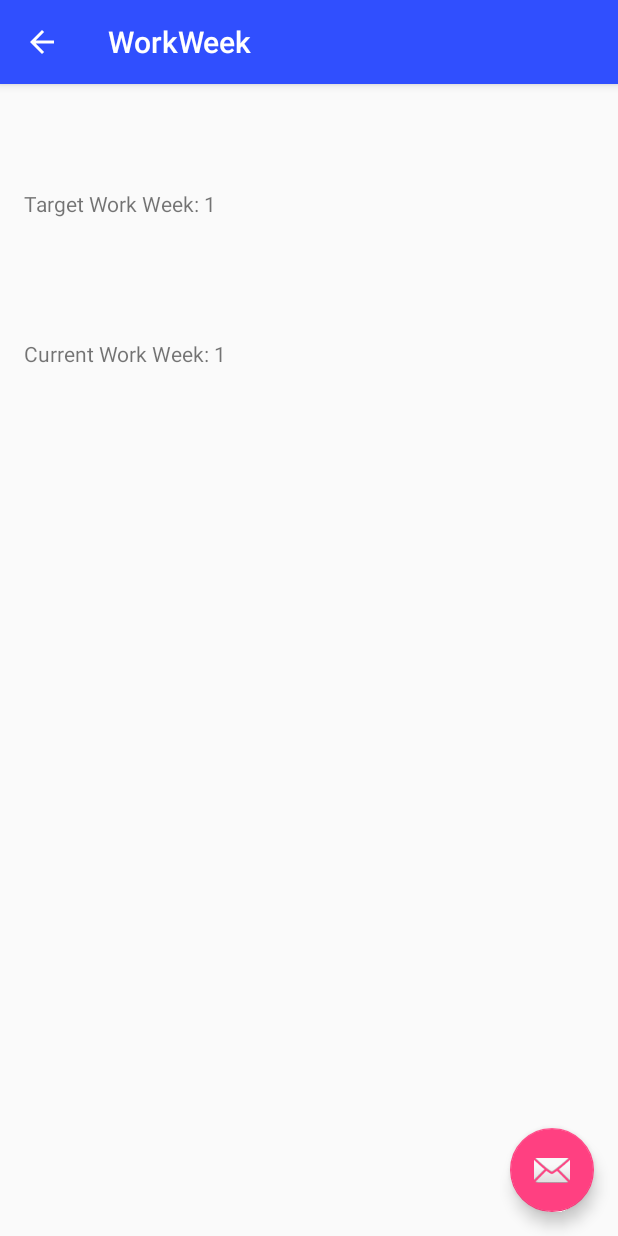
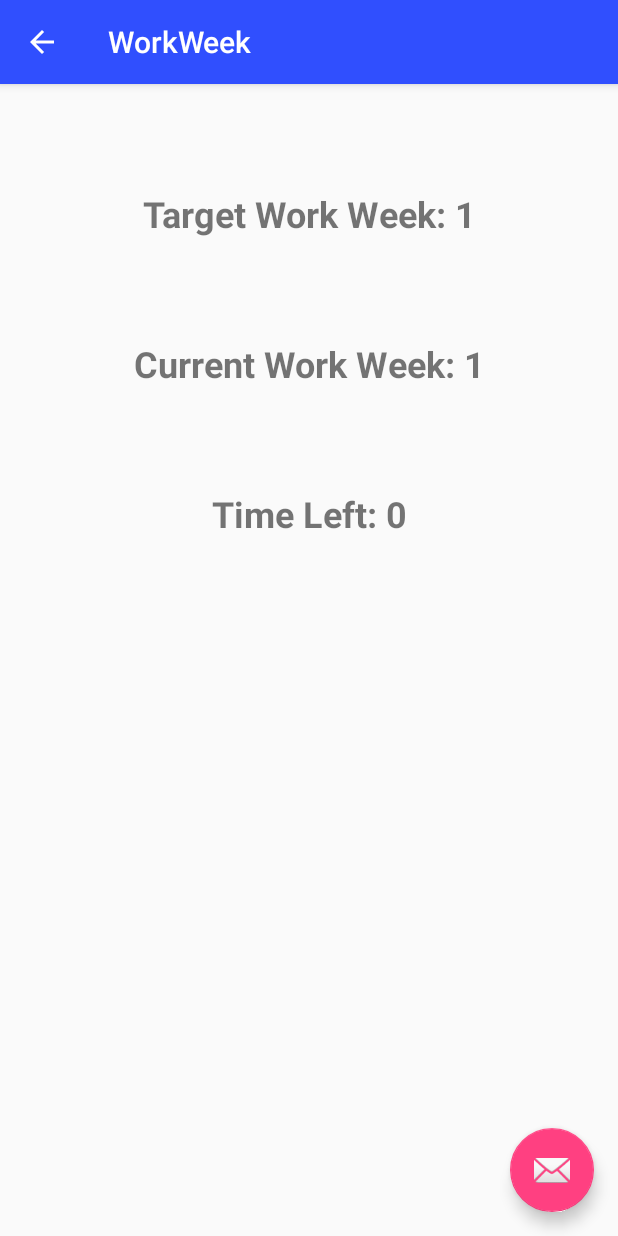
Before and after one commit to sandilyab/androidapp, an Android app: the WorkWeek screen opened directly, with no data from a screen before it, on a phone screen of 412 x 824 dp. Run offline under Robolectric (Android 15) with nearby library versions, the phone set to English and light mode, and no system bars; 4 statements that could not run were skipped.

Commit message:
Added current ww and time left to ww activity

```diff
--- a/app/src/main/AndroidManifest.xml
+++ b/app/src/main/AndroidManifest.xml
@@ -36,6 +36,7 @@
                 android:name="android.support.PARENT_ACTIVITY"
                 android:value="com.example.sandilya.myfirstapp.MainActivity" />
         </activity>
+        <activity android:name=".SettingsActivity"></activity>
     </application>
 
 </manifest>
--- a/app/src/main/java/com/example/sandilya/myfirstapp/WorkWeek.java
+++ b/app/src/main/java/com/example/sandilya/myfirstapp/WorkWeek.java
@@ -62,7 +62,9 @@ public class WorkWeek extends AppCompatActivity {
         SelectedDateView.setText("Target Work Week: " +week+"");
         Log.w("myApp", "no network");
 
-
+        //add ww difference
+        SelectedDateView = (TextView) findViewById(R.id.ww_difference);
+        SelectedDateView.setText("Time Left: " +(week-week_orig)+"");
 
         FloatingActionButton fab = (FloatingActionButton) findViewById(R.id.fab);
         fab.setOnClickListener(new View.OnClickListener() {
--- a/app/src/main/res/layout/content_work_week.xml
+++ b/app/src/main/res/layout/content_work_week.xml
@@ -14,22 +14,42 @@
     tools:showIn="@layout/activity_work_week">
 
     <TextView
-        android:layout_width="wrap_content"
+        android:layout_width="match_parent"
         android:layout_height="wrap_content"
         android:text=""
         android:id="@+id/selected_date"
         android:layout_below="@+id/button"
         android:layout_alignParentLeft="true"
         android:layout_alignParentStart="true"
-        android:layout_marginTop="54dp" />
+        android:layout_marginTop="54dp"
+        android:textSize="24sp"
+        android:textStyle="normal|bold"
+        android:textAlignment="center" />
+
     <TextView
-        android:layout_width="wrap_content"
+        android:layout_width="match_parent"
         android:layout_height="wrap_content"
         android:text=""
         android:id="@+id/original_date"
         android:layout_below="@+id/button"
         android:layout_alignParentLeft="true"
         android:layout_alignParentStart="true"
-        android:layout_marginTop="154dp" />
+        android:layout_marginTop="154dp"
+        android:textSize="24sp"
+        android:textStyle="normal|bold"
+        android:textAlignment="center" />
+
+    <TextView
+        android:layout_width="match_parent"
+        android:layout_height="wrap_content"
+        android:text=""
+        android:id="@+id/ww_difference"
+        android:layout_below="@+id/button"
+        android:layout_alignParentLeft="true"
+        android:layout_alignParentStart="true"
+        android:layout_marginTop="254dp"
+        android:textSize="24sp"
+        android:textStyle="normal|bold"
+        android:textAlignment="center" />
 
 </RelativeLayout>
```
Also changed, not shown: app/src/main/java/com/example/sandilya/myfirstapp/MainActivity.java (+6 -2 lines), app/src/main/java/com/example/sandilya/myfirstapp/SettingsActivity.java (added, +13 -0 lines), app/src/main/res/layout/activity_settings.xml (added, +13 -0 lines).
